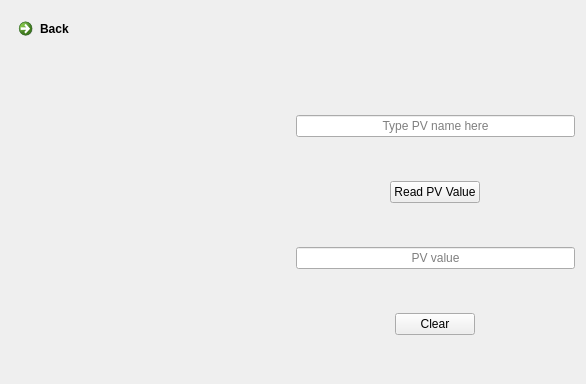
The window that myInterface/epicsInterface.ui (semissatto2/Interface_files) describes before a commit, drawn with Qt 5.
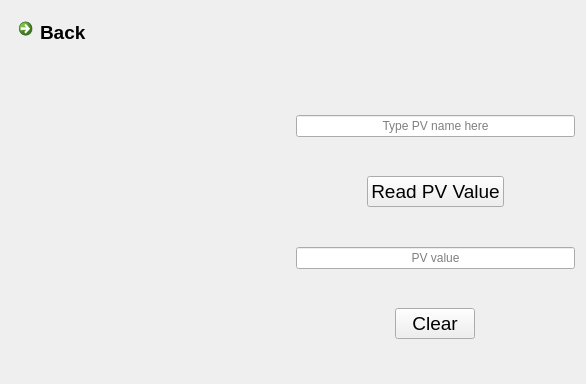
The same window after the commit. Icons and pictures are not drawn.

Diff of the .ui file:
```diff
--- a/myInterface/epicsInterface.ui
+++ b/myInterface/epicsInterface.ui
@@ -24,6 +24,11 @@
       <layout class="QGridLayout" name="gridLayout">
        <item row="0" column="0">
         <widget class="QCommandLinkButton" name="LinkButtonBack">
+         <property name="font">
+          <font>
+           <pointsize>14</pointsize>
+          </font>
+         </property>
          <property name="text">
           <string>Back</string>
          </property>
@@ -102,6 +107,11 @@
          </item>
          <item alignment="Qt::AlignHCenter|Qt::AlignVCenter">
           <widget class="QPushButton" name="pushButton_readPv">
+           <property name="font">
+            <font>
+             <pointsize>14</pointsize>
+            </font>
+           </property>
            <property name="text">
             <string>Read PV Value</string>
            </property>
@@ -122,6 +132,11 @@
          </item>
          <item alignment="Qt::AlignHCenter|Qt::AlignVCenter">
           <widget class="QPushButton" name="pushButton_clear">
+           <property name="font">
+            <font>
+             <pointsize>14</pointsize>
+            </font>
+           </property>
            <property name="text">
             <string>Clear</string>
            </property>
```
